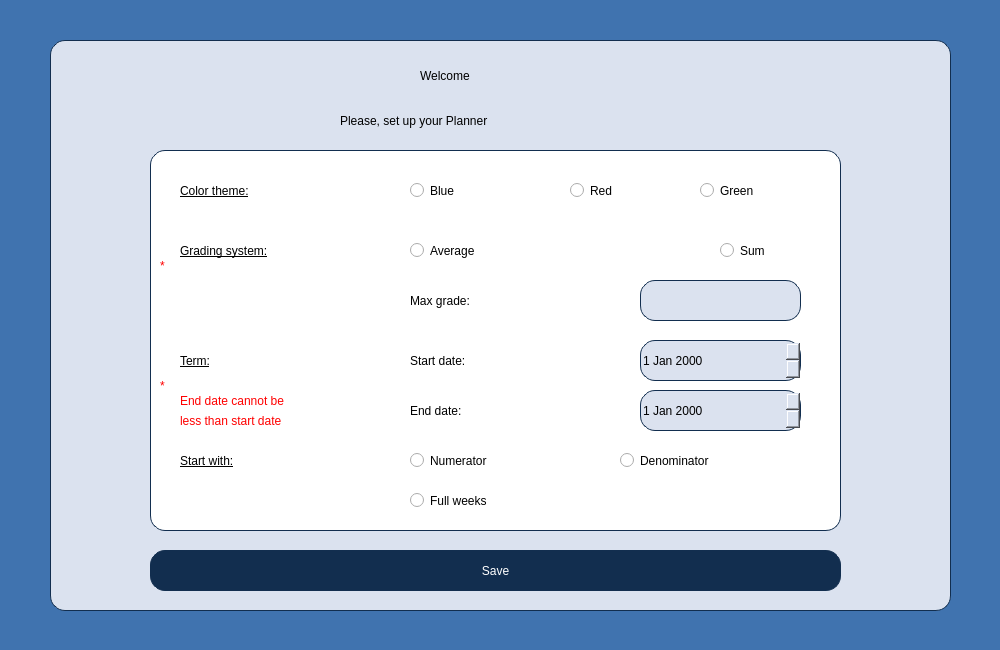
First picture: the form in Planner/welcomemain.ui, repository BeliaViktoria/Planner, before the edit.
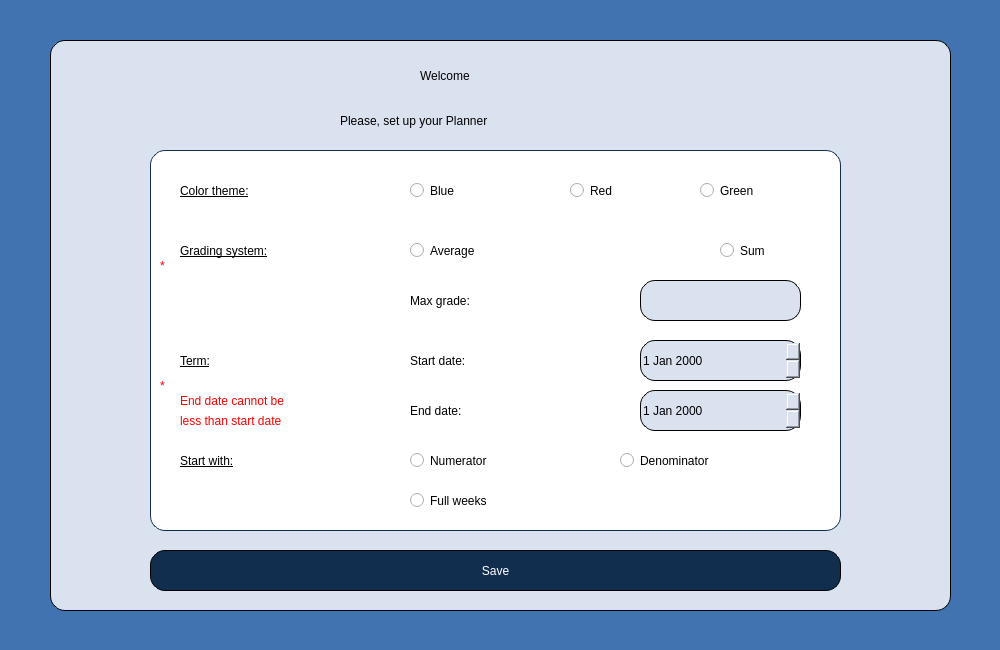
Second picture: the form after the edit.

Commit message: Border Color

```diff
--- a/Planner/welcomemain.ui
+++ b/Planner/welcomemain.ui
@@ -48,8 +48,7 @@
 border-radius: 15px;
 border-style: solid;
 border-width: 1px;
-border-color:rgb(18, 46, 79);
-</string>
+border-color:rgb(0, 0, 0);</string>
    </property>
    <widget class="QPushButton" name="pushButton_Save">
     <property name="geometry">
@@ -65,7 +64,7 @@
 border-radius:15px;
 border-style: solid;
 border-width: 1px;
-border-color: rgb(18, 46, 79);
+border-color:rgb(0, 0, 0);
 font: 75 20pt &quot;Gentium Book Basic&quot;;
 color:white;</string>
     </property>
@@ -334,7 +333,7 @@
 border-radius: 15px;
 border-style: solid;
 border-width: 1px;
-border-color:rgb(18, 46, 79);</string>
+border-color:rgb(0, 0, 0);</string>
     </property>
    </widget>
    <widget class="QLabel" name="label_MaxGrade">
@@ -439,7 +438,7 @@
 border-radius: 15px;
 border-style: solid;
 border-width: 1px;
-border-color:rgb(18, 46, 79);</string>
+border-color:rgb(0, 0, 0);</string>
     </property>
    </widget>
    <widget class="QDateEdit" name="dateEdit_EndDate">
@@ -458,7 +457,7 @@
 border-radius: 15px;
 border-style: solid;
 border-width: 1px;
-border-color:rgb(18, 46, 79);</string>
+border-color:rgb(0, 0, 0);</string>
     </property>
    </widget>
    <widget class="QLabel" name="label_SmallEndDate_1">
```
The commit also changes 20 other files.
